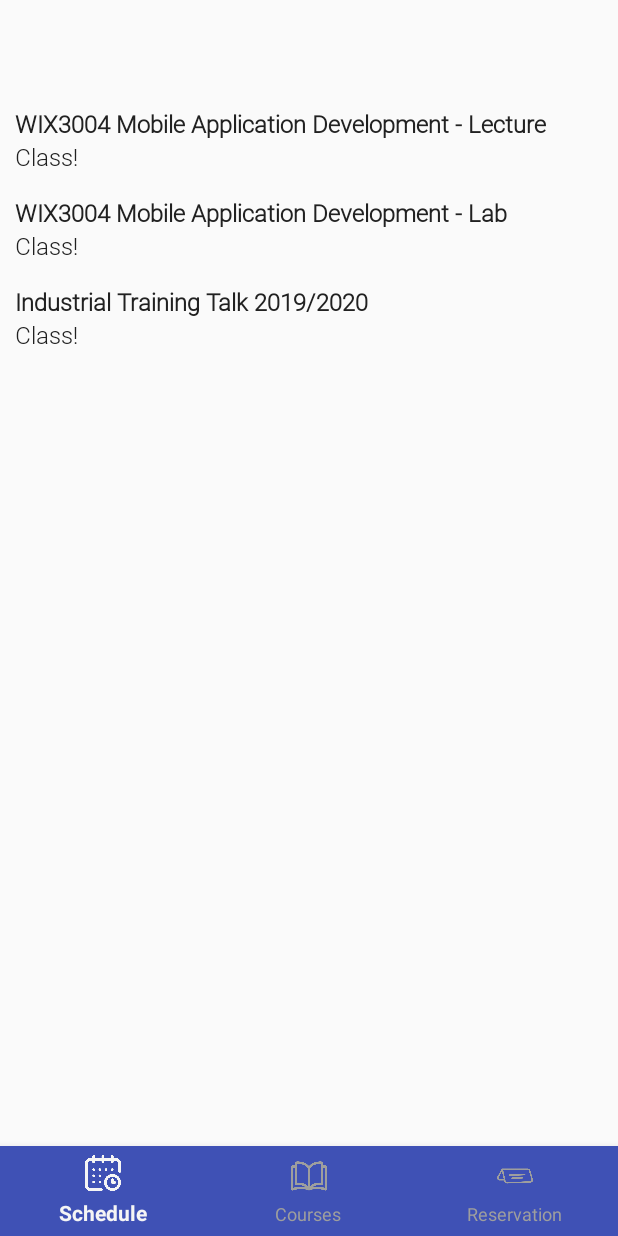
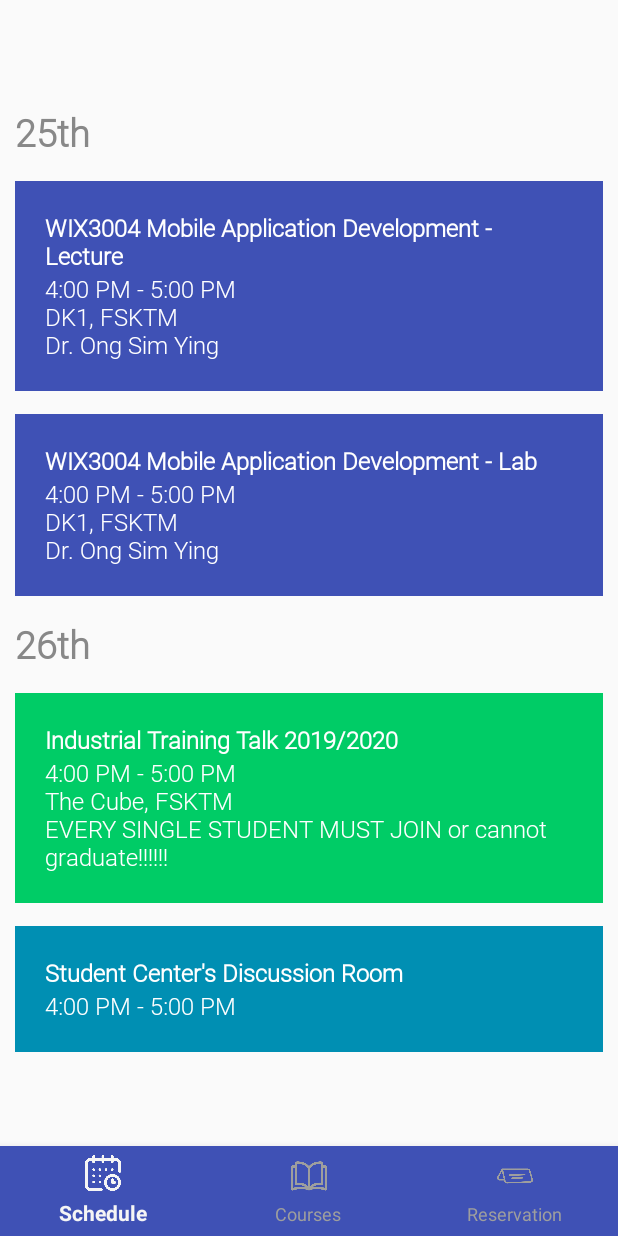
Before and after one commit to dingsheng-ong/UniHelp, an Android app: the ScheduleFragment screen opened directly, with no data from a screen before it, on a phone screen of 412 x 824 dp. Run offline under Robolectric (Android 15) with nearby library versions, the phone set to English and light mode, and no system bars; our stand-ins replace navigation-ui.

Commit message:
Improve schedule UI with colors and formatting

```diff
--- a/app/src/main/java/my/edu/um/fsktm/unihelp/ui/schedule/Item.java
+++ b/app/src/main/java/my/edu/um/fsktm/unihelp/ui/schedule/Item.java
@@ -15,7 +15,7 @@ public class Item implements Serializable {
     private final String lecturer;
 
     public Item(
-        String type, // booking, event, class
+        String type, // booking, event, class, divider
         String title,
         String description,
         Timestamp timeStart,
--- a/app/src/main/java/my/edu/um/fsktm/unihelp/ui/schedule/ItemAdapter.java
+++ b/app/src/main/java/my/edu/um/fsktm/unihelp/ui/schedule/ItemAdapter.java
@@ -2,15 +2,20 @@ package my.edu.um.fsktm.unihelp.ui.schedule;
 
 import android.content.Context;
 import android.content.Intent;
+import android.graphics.Color;
 import android.view.LayoutInflater;
 import android.view.View;
 import android.view.ViewGroup;
 import android.widget.ImageView;
+import android.widget.LinearLayout;
 import android.widget.TextView;
+
+import org.w3c.dom.Text;
 
 import androidx.annotation.NonNull;
 import androidx.recyclerview.widget.RecyclerView;
 
+import java.text.SimpleDateFormat;
 import java.util.List;
 import java.util.Locale;
 
@@ -35,17 +40,6 @@ public class ItemAdapter extends RecyclerView.Adapter<ItemAdapter.ItemViewHolder
         this.database = database;
     }
 
-//    private View.OnClickListener openLocation(final Item location) {
-//        return new View.OnClickListener() {
-//            @Override
-//            public void onClick(View v) {
-//                Intent intent = new Intent(context, RoomDetailActivity.class);
-//                intent.putExtra("location", location);
-//                context.startActivity(intent);
-//            }
-//        };
-//    }
-
     @NonNull
     @Override
     public ItemViewHolder onCreateViewHolder(ViewGroup parent, int viewType) {
@@ -61,14 +55,58 @@ public class ItemAdapter extends RecyclerView.Adapter<ItemAdapter.ItemViewHolder
     public void onBindViewHolder(ItemViewHolder holder, int position) {
         Item item = database.get(position);
         View root = holder.view;
-
-//        root.setOnClickListener(openLocation(item));
-
+        LinearLayout itemLayout = root.findViewById(R.id.schedule_item);
         TextView title = root.findViewById(R.id.schedule_item_title);
         TextView description = root.findViewById(R.id.schedule_item_description);
 
-        title.setText(item.getTitle());
-        description.setText(item.getDescription());
+        // Formatting
+        String descriptionText;
+        switch(item.getType()) {
+            case "class":
+                itemLayout.setBackgroundColor(Color.parseColor("#3f51b5"));
+                itemLayout.setPadding(30,30,30,30);
+                title.setTextColor(Color.WHITE);
+                description.setTextColor(Color.WHITE);
+                descriptionText =
+                    new SimpleDateFormat("h:mm a").format(item.getTimeStart()) + " - " +
+                    new SimpleDateFormat("h:mm a").format(item.getTimeEnd()) + "\n" +
+                    item.getVenue() + "\n" +
+                    item.getLecturer();
+                title.setText(item.getTitle());
+                description.setText(descriptionText);
+                break;
+            case "event":
+                itemLayout.setBackgroundColor(Color.parseColor("#00cc66"));
+                itemLayout.setPadding(30,30,30,30);
+                title.setTextColor(Color.WHITE);
+                description.setTextColor(Color.WHITE);
+                descriptionText =
+                    new SimpleDateFormat("h:mm a").format(item.getTimeStart()) + " - " +
+                    new SimpleDateFormat("h:mm a").format(item.getTimeEnd()) + "\n" +
+                    item.getVenue() + "\n" +
+                    item.getDescription();
+                title.setText(item.getTitle());
+                description.setText(descriptionText);
+                break;
+            case "booking":
+                itemLayout.setBackgroundColor(Color.parseColor("#008fb3"));
+                itemLayout.setPadding(30,30,30,30);
+                title.setTextColor(Color.WHITE);
+                description.setTextColor(Color.WHITE);
+                descriptionText =
+                    new SimpleDateFormat("h:mm a").format(item.getTimeStart()) + " - " +
+                    new SimpleDateFormat("h:mm a").format(item.getTimeEnd());
+                title.setText(item.getVenue());
+                description.setText(descriptionText);
+                break;
+            case "divider":
+                title.setTextColor(Color.GRAY);
+                title.setTextSize(25);
+                title.setText(item.getTitle());
+                description.setVisibility(TextView.GONE);
+                break;
+        }
+
     }
 
     @Override
--- a/app/src/main/java/my/edu/um/fsktm/unihelp/ui/schedule/ScheduleFragment.java
+++ b/app/src/main/java/my/edu/um/fsktm/unihelp/ui/schedule/ScheduleFragment.java
@@ -11,14 +11,12 @@ import android.view.LayoutInflater;
 import android.view.View;
 import android.view.ViewGroup;
 
-import java.sql.Time;
 import java.sql.Timestamp;
 import java.util.ArrayList;
 import java.util.GregorianCalendar;
 import java.util.List;
 
 import my.edu.um.fsktm.unihelp.R;
-import my.edu.um.fsktm.unihelp.util.RandomIconGenerator;
 
 public class ScheduleFragment extends Fragment {
 
@@ -37,20 +35,29 @@ public class ScheduleFragment extends Fragment {
         layoutManager = new LinearLayoutManager(getActivity());
         recyclerView.setLayoutManager(layoutManager);
 
-        List<Item> database = queryListOfLocation();
+        List<Item> database = queryListOfItems();
         adapter = new ItemAdapter(getContext(), database);
         recyclerView.setAdapter(adapter);
 
         return view;
     }
 
-    private List<Item> queryListOfLocation() {
+    private List<Item> queryListOfItems() {
         // TO-DO: query db
         List<Item> database = new ArrayList<>();
         database.add(new Item(
+                "divider",
+                "25th",
+                "",
+                new Timestamp(new GregorianCalendar(2019,12,1,16,0).getTimeInMillis()),
+                new Timestamp(new GregorianCalendar(2019,12,1,17,0).getTimeInMillis()),
+                "",
+                ""
+        ));
+        database.add(new Item(
                 "class",
                 "WIX3004 Mobile Application Development - Lecture",
-                "Class!",
+                "",
                 new Timestamp(new GregorianCalendar(2019,12,1,16,0).getTimeInMillis()),
                 new Timestamp(new GregorianCalendar(2019,12,1,17,0).getTimeInMillis()),
                 "DK1, FSKTM",
@@ -59,21 +66,49 @@ public class ScheduleFragment extends Fragment {
         database.add(new Item(
                 "class",
                 "WIX3004 Mobile Application Development - Lab",
-                "Class!",
+                "",
                 new Timestamp(new GregorianCalendar(2019,12,1,16,0).getTimeInMillis()),
                 new Timestamp(new GregorianCalendar(2019,12,1,17,0).getTimeInMillis()),
                 "DK1, FSKTM",
                 "Dr. Ong Sim Ying"
         ));
         database.add(new Item(
+                "divider",
+                "26th",
+                "",
+                new Timestamp(new GregorianCalendar(2019,12,1,16,0).getTimeInMillis()),
+                new Timestamp(new GregorianCalendar(2019,12,1,17,0).getTimeInMillis()),
+                "",
+                ""
+        ));
+        database.add(new Item(
                 "event",
                 "Industrial Training Talk 2019/2020",
-                "Class!",
+                "EVERY SINGLE STUDENT MUST JOIN or cannot graduate!!!!!!",
                 new Timestamp(new GregorianCalendar(2019,12,1,16,0).getTimeInMillis()),
                 new Timestamp(new GregorianCalendar(2019,12,1,17,0).getTimeInMillis()),
                 "The Cube, FSKTM",
                 null
         ));
+        database.add(new Item(
+                "booking",
+                "",
+                "",
+                new Timestamp(new GregorianCalendar(2019,12,1,16,0).getTimeInMillis()),
+                new Timestamp(new GregorianCalendar(2019,12,1,17,0).getTimeInMillis()),
+                "Student Center's Discussion Room",
+                null
+        ));
+        // ADD EMPTY SPACE AT END
+        database.add(new Item(
+                "divider",
+                "",
+                "",
+                new Timestamp(new GregorianCalendar(2019,12,1,16,0).getTimeInMillis()),
+                new Timestamp(new GregorianCalendar(2019,12,1,17,0).getTimeInMillis()),
+                "",
+                ""
+        ));
         return database;
     }
 
--- a/app/src/main/res/layout/schedule_item.xml
+++ b/app/src/main/res/layout/schedule_item.xml
@@ -2,6 +2,7 @@
 <LinearLayout
     xmlns:android="http://schemas.android.com/apk/res/android"
     xmlns:app="http://schemas.android.com/apk/res-auto"
+    android:id="@+id/schedule_item"
     android:orientation="vertical"
     android:layout_width="match_parent"
     android:layout_height="wrap_content"
```
